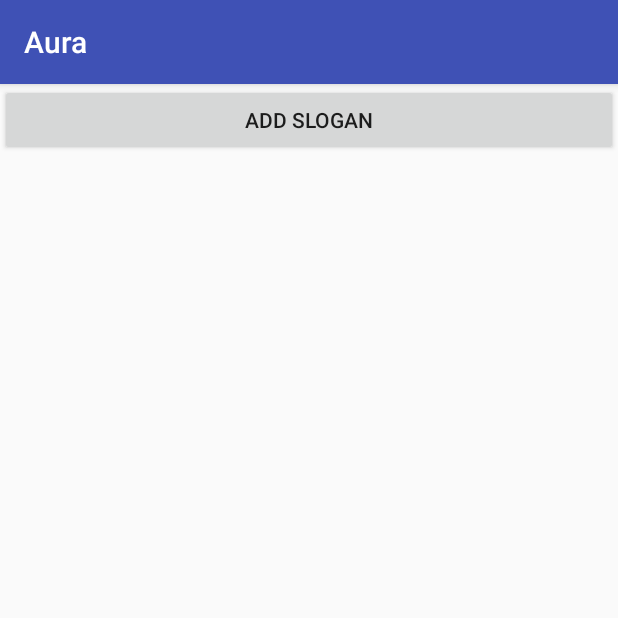
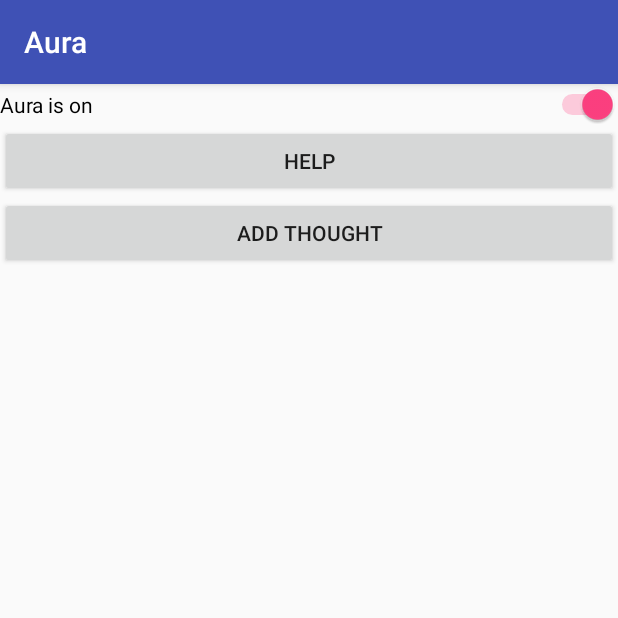
Before and after one commit to reasn/auraandroid, an Android app: the screen it shows after launch (MainActivity), on a phone screen of 412 x 824 dp, the top half of it. Run offline under Robolectric (Android 15) with nearby library versions, the phone set to English and light mode, and no system bars.

Commit message:
wip: ability to bundle emoji library, UI for enabled switch, emoji on buttons, adding health status to communicator communication

```diff
--- a/app/build.gradle
+++ b/app/build.gradle
@@ -27,12 +27,18 @@ android {
             v2SigningEnabled true
         }
     }
+//    aaptOptions {
+//        // Allows emoji in strings
+//        // thanks to https://stackoverflow.com/questions/35792856/emoji-symbol-in-string-xml-crashes-app
+//        additionalParameters '--utf16'
+//    }
 }
 
 dependencies {
     implementation fileTree(include: ['*.jar'], dir: 'libs')
     implementation 'com.android.support:appcompat-v7:27.0.2'
     implementation 'com.android.support:recyclerview-v7:27.0.2'
+//    compile 'com.android.support:support-emoji-bundled:27.0.2'
     implementation 'com.android.support.constraint:constraint-layout:1.0.2'
     testImplementation 'junit:junit:4.12'
     androidTestImplementation 'com.android.support.test:runner:1.0.1'
--- /dev/null
+++ b/app/src/main/java/io/auraapp/auraandroid/main/CommunicatorProxy.java
@@ -0,0 +1,134 @@
+package io.auraapp.auraandroid.main;
+
+import android.content.BroadcastReceiver;
+import android.content.Context;
+import android.content.Intent;
+import android.content.IntentFilter;
+import android.os.Bundle;
+
+import java.util.Set;
+
+import io.auraapp.auraandroid.Communicator.Communicator;
+import io.auraapp.auraandroid.common.Peer;
+import io.auraapp.auraandroid.common.Slogan;
+
+import static io.auraapp.auraandroid.Communicator.Communicator.INTENT_PEERS_UPDATE_PEERS_EXTRA;
+import static io.auraapp.auraandroid.common.FormattedLog.v;
+import static io.auraapp.auraandroid.common.FormattedLog.w;
+
+class CommunicatorProxy {
+    private static final String TAG = "@aura/" + CommunicatorProxy.class.getSimpleName();
+
+    private int mHealth = Communicator.HEALTH_DOWN;
+
+    private final Context mContext;
+
+    private boolean mIsShuttingDown = false;
+    private boolean mIsStarting = false;
+    private BroadcastReceiver mReceiver;
+
+    @FunctionalInterface
+    public interface HealthChangeCallback {
+        void onHealthChange(int health);
+    }
+
+    @FunctionalInterface
+    public interface PeersUpdateCallback {
+        void onPeersUpdate(Set<Peer> peers);
+    }
+
+    CommunicatorProxy(Context context, PeersUpdateCallback peersUpdateCallback, HealthChangeCallback healthChangeCallback) {
+        mContext = context;
+
+        mReceiver = new BroadcastReceiver() {
+            @Override
+            public void onReceive(Context $, Intent intent) {
+
+                Bundle extras = intent.getExtras();
+                if (extras == null) {
+                    w(TAG, "Received invalid intent (extras are null), ignoring it");
+                    return;
+                }
+                int health = extras.getInt(Communicator.INTENT_COMMUNICATOR_HEALTH_EXTRA);
+
+                if (Communicator.INTENT_PEERS_UPDATE_ACTION.equals(intent.getAction())) {
+
+                    @SuppressWarnings("unchecked")
+                    Set<Peer> peers = (Set<Peer>) extras.getSerializable(INTENT_PEERS_UPDATE_PEERS_EXTRA);
+
+                    if (peers != null) {
+                        peersUpdateCallback.onPeersUpdate(peers);
+                    } else {
+                        w(TAG, "Received invalid %s intent, peers: null, intent: %s", Communicator.INTENT_PEERS_UPDATE_ACTION, intent);
+                    }
+
+                } else if (!Communicator.INTENT_HEALTH_UPDATE_ACTION.equals(intent.getAction())) {
+                    w(TAG, "Received invalid intent (unknown action \"%s\"), ignoring it", intent.getAction());
+                    return;
+                }
+
+                boolean healthChanged = mHealth != health;
+                mHealth = health;
+
+
+                if (healthChanged) {
+                    healthChangeCallback.onHealthChange(mHealth);
+                }
+            }
+        };
+    }
+
+    void startListening() {
+
+        IntentFilter filter = new IntentFilter();
+        filter.addAction(Communicator.INTENT_HEALTH_UPDATE_ACTION);
+        filter.addAction(Communicator.INTENT_PEERS_UPDATE_ACTION);
+
+        mContext.registerReceiver(mReceiver, filter);
+    }
+
+    /**
+     * @todo Tell communicator to stop sending intents until further notice
+     */
+    void stopListening() {
+        mContext.unregisterReceiver(mReceiver);
+    }
+
+    void enable() {
+        Intent intent = new Intent(mContext, Communicator.class);
+        intent.setAction(Communicator.INTENT_ENABLE_ACTION);
+        mContext.startService(intent);
+    }
+
+    void disable() {
+        if (mHealth == Communicator.HEALTH_DOWN) {
+            w(TAG, "Attempting to disable apparently already disabled communicator");
+        }
+        Intent intent = new Intent(mContext, Communicator.class);
+        intent.setAction(Communicator.INTENT_DISABLE_ACTION);
+        mContext.startService(intent);
+    }
+
+    void askForPeerUpdate() {
+        Intent intent = new Intent(mContext, Communicator.class);
+        intent.setAction(Communicator.INTENT_REQUEST_PEERS_ACTION);
+        mContext.startService(intent);
+    }
+
+    void updateMySlogans(Set<Slogan> slogans) {
+
+        v(TAG, "Sending %d slogans to communicator", slogans.size());
+
+        Intent intent = new Intent(mContext, Communicator.class);
+        intent.setAction(Communicator.INTENT_MY_SLOGANS_CHANGED_ACTION);
+
+        String[] mySloganStrings = new String[slogans.size()];
+        int index = 0;
+        for (Slogan slogan : slogans) {
+            mySloganStrings[index++] = slogan.getText();
+        }
+        intent.putExtra(Communicator.INTENT_MY_SLOGANS_CHANGED_SLOGANS_EXTRA, mySloganStrings);
+
+        mContext.startService(intent);
+    }
+}
--- a/app/src/main/java/io/auraapp/auraandroid/main/MainActivity.java
+++ b/app/src/main/java/io/auraapp/auraandroid/main/MainActivity.java
@@ -1,48 +1,59 @@
 package io.auraapp.auraandroid.main;
 
-import android.app.Activity;
 import android.app.AlertDialog;
 import android.content.BroadcastReceiver;
 import android.content.DialogInterface;
 import android.content.Intent;
-import android.content.IntentFilter;
+import android.content.SharedPreferences;
 import android.os.Bundle;
 import android.support.v7.app.AppCompatActivity;
 import android.support.v7.widget.LinearLayoutManager;
 import android.support.v7.widget.RecyclerView;
 import android.view.View;
 import android.widget.Button;
+import android.widget.CompoundButton;
+import android.widget.Switch;
 import android.widget.TextView;
 import android.widget.Toast;
 
+import java.util.Set;
 import java.util.TreeSet;
 
-import io.auraapp.auraandroid.Communicator.Communicator;
 import io.auraapp.auraandroid.PermissionMissingActivity;
 import io.auraapp.auraandroid.R;
+import io.auraapp.auraandroid.common.Peer;
 import io.auraapp.auraandroid.common.PermissionHelper;
 import io.auraapp.auraandroid.common.Slogan;
 import io.auraapp.auraandroid.common.SloganComparator;
 import io.auraapp.auraandroid.main.list.RecycleAdapter;
 
-import static io.auraapp.auraandroid.Communicator.Communicator.INTENT_PEERS_CHANGED_ACTION;
 import static io.auraapp.auraandroid.common.FormattedLog.d;
 import static io.auraapp.auraandroid.common.FormattedLog.v;
 
 public class MainActivity extends AppCompatActivity {
 
     private static final String TAG = "@aura/main";
+
+    static final String PREFS_BUCKET = "prefs";
+    static final String PREFS_SLOGANS = "slogans";
+    static final String PREFS_ENABLED = "enabled";
+
     private BroadcastReceiver mMessageReceiver;
 
     final private TreeSet<Slogan> mPeerSlogans = new TreeSet<>(new SloganComparator());
     private RecycleAdapter mListAdapter;
     private MySloganManager mMySloganManager;
 
+    private CommunicatorProxy mCommunicatorProxy;
+    private boolean mAuraEnabled;
+
     @Override
     protected void onCreate(Bundle savedInstanceState) {
         super.onCreate(savedInstanceState);
 
         v(TAG, "onCreate, intent: %s", getIntent().getAction());
+
+        setContentView(R.layout.activity_main);
 
         mMySloganManager = new MySloganManager(
                 this,
@@ -52,21 +63,46 @@ public class MainActivity extends AppCompatActivity {
                     mListAdapter.notifyDataSetChanged2();
                     // TODO add argument or use added/removed to indicate whether dropped or adopted, update toast
                     Toast.makeText(getApplicationContext(), "Slogan changed ;) ", Toast.LENGTH_LONG).show();
-                    advertiseSlogans();
+                    mCommunicatorProxy.updateMySlogans(mMySloganManager.getMySlogans());
                 }
         );
 
-        setContentView(R.layout.activity_main);
+        mCommunicatorProxy = new CommunicatorProxy(
+                this,
+                (Set<Peer> peers) -> {
 
-        final Activity activity = this;
+                    final Set<Slogan> uniqueSlogans = new TreeSet<>();
+                    for (Peer peer : peers) {
+                        uniqueSlogans.addAll(peer.mSlogans);
+                    }
+
+                    v(TAG, "Syncing %d previous slogans to %d slogans from %d peers", mPeerSlogans.size(), uniqueSlogans.size(), peers.size());
+
+                    if (mPeerSlogans.retainAll(uniqueSlogans) || mPeerSlogans.addAll(uniqueSlogans)) {
+                        mListAdapter.notifyDataSetChanged2();
+                    }
+                },
+                (int communicatorHealth) -> {
+                    // reflect health in UI below switch
+                });
+
+
+//            if (mMessageReceiver == null) {
+//                mMessageReceiver = new PeerSloganUpdateReceiver(mPeerSlogans, mListAdapter);
+//            }
+//            registerReceiver(mMessageReceiver, new IntentFilter(Communicator.INTENT_PEERS_UPDATE_ACTION));
+//            d(TAG, "Registered receiver for %s intents", INTENT_PEERS_UPDATE_ACTION);
+
+
+//        EmojiCompat.init(new BundledEmojiCompatConfig(this));
 
         Button button = findViewById(R.id.add_slogan);
         button.setOnClickListener((View $$$) -> {
 
-            View dialogView = activity.getLayoutInflater().inflate(R.layout.dialog_add_slogan, null);
+            View dialogView = MainActivity.this.getLayoutInflater().inflate(R.layout.dialog_add_slogan, null);
 
             TextView textView = dialogView.findViewById(R.id.dialog_add_slogan_slogan_text);
-            new AlertDialog.Builder(activity)
+            new AlertDialog.Builder(MainActivity.this)
                     .setView(dialogView)
                     .setPositiveButton("Add", (DialogInterface $, int $$) -> {
                         mMySloganManager.adopt(Slogan.create(textView.getText().toString()));
@@ -80,7 +116,6 @@ public class MainActivity extends AppCompatActivity {
         // TODO make list expandable to show stats for slogans
         RecyclerView listView = findViewById(R.id.list_view);
 
-//        mListAdapter = LegacySloganListAdapter.create(this, mMySloganManager.getMySlogans(), mPeerSlogans);
         mListAdapter = RecycleAdapter.create(
                 this,
                 mMySloganManager.getMySlogans(),
@@ -97,7 +132,7 @@ public class MainActivity extends AppCompatActivity {
                     // TODO edit
                 },
                 (Slogan slogan) -> {
-                    new AlertDialog.Builder(activity)
+                    new AlertDialog.Builder(MainActivity.this)
                             .setPositiveButton("Delete", (DialogInterface $, int $$) -> {
                                 mMySloganManager.dropSlogan(slogan);
                             })
@@ -113,23 +148,29 @@ public class MainActivity extends AppCompatActivity {
 
         listView.setLayoutManager(new LinearLayoutManager(this));
 
-
         mMySloganManager.init();
+        mListAdapter.notifyDataSetChanged2();
+        mCommunicatorProxy.updateMySlogans(mMySloganManager.getMySlogans());
+        bindEnabledSwitch();
     }
 
-    @Override
-    protected void onPause() {
-        if (mMessageReceiver != null) {
-            unregisterReceiver(mMessageReceiver);
-        }
-        super.onPause();
-    }
+    private void bindEnabledSwitch() {
 
-    private void showPermissionMissingActivity() {
-
-        Intent intent = new Intent(this, PermissionMissingActivity.class);
-        intent.setFlags(Intent.FLAG_ACTIVITY_NEW_TASK | Intent.FLAG_ACTIVITY_TASK_ON_HOME | Intent.FLAG_ACTIVITY_NO_ANIMATION);
-        startActivity(intent);
+        SharedPreferences prefs = getSharedPreferences(MainActivity.PREFS_BUCKET, MODE_PRIVATE);
+        mAuraEnabled = prefs.getBoolean(MainActivity.PREFS_ENABLED, true);
+        Switch enabledSwitch = findViewById(R.id.aura_enabled);
+        enabledSwitch.setChecked(mAuraEnabled);
+        enabledSwitch.setOnCheckedChangeListener((CompoundButton $, boolean isChecked) -> {
+            mAuraEnabled = isChecked;
+            prefs.edit()
+                    .putBoolean(MainActivity.PREFS_ENABLED, isChecked)
+                    .apply();
+            if (isChecked) {
+                mCommunicatorProxy.enable();
+            } else {
+                mCommunicatorProxy.disable();
+            }
+        });
     }
 
     @Override
@@ -141,30 +182,28 @@ public class MainActivity extends AppCompatActivity {
             return;
         }
 
-        if (mMessageReceiver == null) {
-            mMessageReceiver = new PeerSloganUpdateReceiver(mPeerSlogans, mListAdapter);
-        }
-
-        // TODO tell communicator to send all slogans over
-
-        registerReceiver(mMessageReceiver, new IntentFilter(Communicator.INTENT_PEERS_CHANGED_ACTION));
-        d(TAG, "Registered receiver for %s intents", INTENT_PEERS_CHANGED_ACTION);
+        mCommunicatorProxy.startListening();
+        mCommunicatorProxy.askForPeerUpdate();
     }
 
-    private void advertiseSlogans() {
-        TreeSet<Slogan> slogans = mMySloganManager.getMySlogans();
+    @Override
+    protected void onPause() {
+        if (mMessageReceiver != null) {
+            unregisterReceiver(mMessageReceiver);
+        }
+        mCommunicatorProxy.stopListening();
+        super.onPause();
+    }
 
-        v(TAG, "Advertising %d slogans", slogans.size());
+    @Override
+    protected void onDestroy() {
+        super.onDestroy();
+    }
 
-        Intent intent = new Intent(this, Communicator.class);
-        intent.setAction(Communicator.INTENT_MY_SLOGANS_CHANGED_ACTION);
+    private void showPermissionMissingActivity() {
 
-        String[] mySloganStrings = new String[slogans.size()];
-        int index = 0;
-        for (Slogan slogan : slogans) {
-            mySloganStrings[index++] = slogan.getText();
-        }
-        intent.putExtra(Communicator.INTENT_MY_SLOGANS_CHANGED_SLOGANS, mySloganStrings);
-        startService(intent);
+        Intent intent = new Intent(this, PermissionMissingActivity.class);
+        intent.setFlags(Intent.FLAG_ACTIVITY_NEW_TASK | Intent.FLAG_ACTIVITY_TASK_ON_HOME | Intent.FLAG_ACTIVITY_NO_ANIMATION);
+        startActivity(intent);
     }
 }
--- a/app/src/main/java/io/auraapp/auraandroid/main/MySloganManager.java
+++ b/app/src/main/java/io/auraapp/auraandroid/main/MySloganManager.java
@@ -16,9 +16,6 @@ class MySloganManager {
 
     private final Runnable mNotifyChangeCallback;
 
-    private static final String PREFS_BUCKET = "prefs";
-    private static final String PREFS_SLOGANS = "slogans";
-
     private final TreeSet<Slogan> mMySlogans = new TreeSet<>(new SloganComparator());
 
     private final Context mContext;
@@ -30,13 +27,11 @@ class MySloganManager {
 
     void init() {
 
-        SharedPreferences prefs = mContext.getSharedPreferences(PREFS_BUCKET, MODE_PRIVATE);
+        SharedPreferences prefs = mContext.getSharedPreferences(MainActivity.PREFS_BUCKET, MODE_PRIVATE);
         mMySlogans.clear();
-        for (String mySloganText : prefs.getStringSet(PREFS_SLOGANS, new HashSet<>())) {
+        for (String mySloganText : prefs.getStringSet(MainActivity.PREFS_SLOGANS, new HashSet<>())) {
             mMySlogans.add(Slogan.create(mySloganText));
         }
-// move invocation to activity
-        mNotifyChangeCallback.run();
     }
 
     TreeSet<Slogan> getMySlogans() {
@@ -68,12 +63,12 @@ class MySloganManager {
 
     private void persistSlogans() {
 
-        SharedPreferences.Editor editor = mContext.getSharedPreferences(PREFS_BUCKET, MODE_PRIVATE).edit();
+        SharedPreferences.Editor editor = mContext.getSharedPreferences(MainActivity.PREFS_BUCKET, MODE_PRIVATE).edit();
         Set<String> mySloganTexts = new HashSet<>();
         for (Slogan slogan : mMySlogans) {
             mySloganTexts.add(slogan.getText());
         }
-        editor.putStringSet(PREFS_SLOGANS, mySloganTexts);
+        editor.putStringSet(MainActivity.PREFS_SLOGANS, mySloganTexts);
 
         editor.apply();
     }
--- a/app/src/main/java/io/auraapp/auraandroid/main/PeerSloganUpdateReceiver.java
+++ b/app/src/main/java/io/auraapp/auraandroid/main/PeerSloganUpdateReceiver.java
@@ -12,7 +12,7 @@ import io.auraapp.auraandroid.common.Peer;
 import io.auraapp.auraandroid.common.Slogan;
 import io.auraapp.auraandroid.main.list.RecycleAdapter;
 
-import static io.auraapp.auraandroid.Communicator.Communicator.INTENT_PEERS_CHANGED_PEERS;
+import static io.auraapp.auraandroid.Communicator.Communicator.INTENT_PEERS_UPDATE_PEERS_EXTRA;
 import static io.auraapp.auraandroid.common.FormattedLog.v;
 import static io.auraapp.auraandroid.common.FormattedLog.w;
 
@@ -38,7 +38,7 @@ public class PeerSloganUpdateReceiver extends BroadcastReceiver {
         }
 
         @SuppressWarnings("unchecked")
-        Set<Peer> peers = (Set<Peer>) extras.getSerializable(INTENT_PEERS_CHANGED_PEERS);
+        Set<Peer> peers = (Set<Peer>) extras.getSerializable(INTENT_PEERS_UPDATE_PEERS_EXTRA);
 
         if (peers == null) {
             w(TAG, "Peers payload is null, ignoring it, intent: %s", intent);
--- a/app/src/main/java/io/auraapp/auraandroid/main/list/PeerExpandedHolder.java
+++ b/app/src/main/java/io/auraapp/auraandroid/main/list/PeerExpandedHolder.java
@@ -1,6 +1,7 @@
 package io.auraapp.auraandroid.main.list;
 
 import android.view.View;
+import android.widget.Button;
 import android.widget.TextView;
 
 import io.auraapp.auraandroid.R;
@@ -17,7 +18,9 @@ class PeerExpandedHolder extends ItemViewHolder {
         itemView.setOnClickListener((v) -> {
             collapseExpandHandler.flip(mItem);
         });
-        itemView.findViewById(R.id.adopt_button).setOnClickListener((View $) -> {
+        Button adoptButton = itemView.findViewById(R.id.adopt_button);
+        adoptButton.setText("❤️");
+        adoptButton.setOnClickListener((View $) -> {
             mOnAdoptHandler.onAdopt(mItem.getSlogan());
         });
     }
--- a/app/src/main/res/layout/activity_main.xml
+++ b/app/src/main/res/layout/activity_main.xml
@@ -11,11 +11,24 @@
         android:layout_height="match_parent"
         android:orientation="vertical">
 
+        <Switch
+            android:id="@+id/aura_enabled"
+            android:layout_width="match_parent"
+            android:layout_height="wrap_content"
+            android:text="@string/ui_enable_aura_on"
+            android:textOff="@string/ui_enable_aura_off" />
+
+        <Button
+            android:id="@+id/show_help"
+            android:layout_width="match_parent"
+            android:layout_height="wrap_content"
+            android:text="@string/ui_show_help" />
+
         <Button
             android:id="@+id/add_slogan"
             android:layout_width="match_parent"
             android:layout_height="wrap_content"
-            android:text="Add Slogan" />
+            android:text="@string/ui_add_slogan" />
 
         <android.support.v7.widget.RecyclerView
             android:id="@+id/list_view"
--- a/app/src/main/res/values/strings.xml
+++ b/app/src/main/res/values/strings.xml
@@ -4,4 +4,8 @@
     <string name="ble_uuid_slogan_1">D58F2517-F61F-4091-A7C7-6842C146A841</string>
     <string name="ble_uuid_slogan_2">D41B65A3-C25A-4B38-923B-429F508745FE</string>
     <string name="ble_uuid_slogan_3">3105C799-A563-400B-BC04-A412CE0D98E9</string>
+    <string name="ui_add_slogan">Add thought</string>
+    <string name="ui_enable_aura_on">Aura is on</string>
+    <string name="ui_enable_aura_off">Aura is off</string>
+    <string name="ui_show_help">Help</string>
 </resources>
```
Also changed, not shown: app/src/main/java/io/auraapp/auraandroid/Communicator/Communicator.java (+56 -8 lines), app/src/main/java/io/auraapp/auraandroid/Communicator/Scanner.java (+15 -1 lines), app/src/main/java/io/auraapp/auraandroid/main/list/MyExpandedHolder.java (+7 -2 lines), app/src/main/java/io/auraapp/auraandroid/main/list/RecycleAdapter.java (+9 -0 lines), app/src/main/res/layout/list_item_collapsed.xml (+4 -3 lines), app/src/main/res/layout/list_item_my_expanded.xml (+8 -6 lines), app/src/main/res/layout/list_item_peer_expanded.xml (+4 -6 lines).
